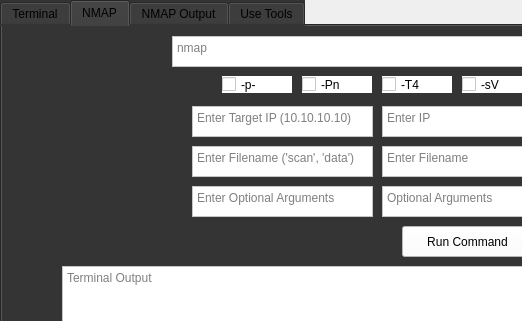
Above: untitled.ui from aaroncf2008/unigui before the change; both pictures show x 0 to 522 and y 0 to 321 of the 999 by 636 pixel window. Below: the same form after it.
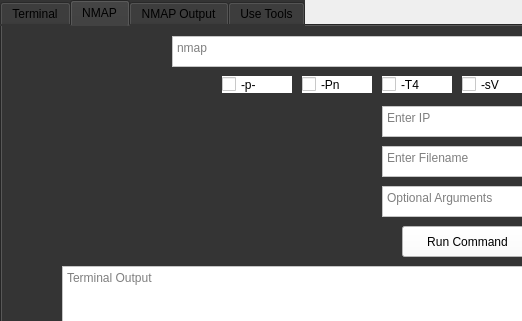
That is the form after the change. The open tabs and pages were chosen to show the change.

What changed in the file:
```diff
--- a/untitled.ui
+++ b/untitled.ui
@@ -396,66 +396,6 @@
       <string>Terminal Output</string>
      </property>
     </widget>
-    <widget class="QTextBrowser" name="textBrowser">
-     <property name="geometry">
-      <rect>
-       <x>190</x>
-       <y>80</y>
-       <width>181</width>
-       <height>31</height>
-      </rect>
-     </property>
-     <property name="styleSheet">
-      <string notr="true">background-color: rgb(255, 255, 255);
-font: 8pt &quot;MS Shell Dlg 2&quot;;</string>
-     </property>
-     <property name="html">
-      <string>&lt;!DOCTYPE HTML PUBLIC &quot;-//W3C//DTD HTML 4.0//EN&quot; &quot;http://www.w3.org/TR/REC-html40/strict.dtd&quot;&gt;
-&lt;html&gt;&lt;head&gt;&lt;meta name=&quot;qrichtext&quot; content=&quot;1&quot; /&gt;&lt;style type=&quot;text/css&quot;&gt;
-p, li { white-space: pre-wrap; }
-&lt;/style&gt;&lt;/head&gt;&lt;body style=&quot; font-family:'MS Shell Dlg 2'; font-size:8pt; font-weight:400; font-style:normal;&quot;&gt;
-&lt;p style=&quot;-qt-paragraph-type:empty; margin-top:0px; margin-bottom:0px; margin-left:0px; margin-right:0px; -qt-block-indent:0; text-indent:0px; font-size:8.25pt;&quot;&gt;&lt;br /&gt;&lt;/p&gt;&lt;/body&gt;&lt;/html&gt;</string>
-     </property>
-     <property name="textInteractionFlags">
-      <set>Qt::NoTextInteraction</set>
-     </property>
-     <property name="placeholderText">
-      <string>Enter Target IP (10.10.10.10)</string>
-     </property>
-     <property name="openLinks">
-      <bool>false</bool>
-     </property>
-    </widget>
-    <widget class="QTextBrowser" name="textBrowser_2">
-     <property name="geometry">
-      <rect>
-       <x>190</x>
-       <y>120</y>
-       <width>181</width>
-       <height>31</height>
-      </rect>
-     </property>
-     <property name="styleSheet">
-      <string notr="true">background-color: rgb(255, 255, 255);
-font: 8pt &quot;MS Shell Dlg 2&quot;;</string>
-     </property>
-     <property name="html">
-      <string>&lt;!DOCTYPE HTML PUBLIC &quot;-//W3C//DTD HTML 4.0//EN&quot; &quot;http://www.w3.org/TR/REC-html40/strict.dtd&quot;&gt;
-&lt;html&gt;&lt;head&gt;&lt;meta name=&quot;qrichtext&quot; content=&quot;1&quot; /&gt;&lt;style type=&quot;text/css&quot;&gt;
-p, li { white-space: pre-wrap; }
-&lt;/style&gt;&lt;/head&gt;&lt;body style=&quot; font-family:'MS Shell Dlg 2'; font-size:8pt; font-weight:400; font-style:normal;&quot;&gt;
-&lt;p style=&quot;-qt-paragraph-type:empty; margin-top:0px; margin-bottom:0px; margin-left:0px; margin-right:0px; -qt-block-indent:0; text-indent:0px; font-size:8.25pt;&quot;&gt;&lt;br /&gt;&lt;/p&gt;&lt;/body&gt;&lt;/html&gt;</string>
-     </property>
-     <property name="textInteractionFlags">
-      <set>Qt::NoTextInteraction</set>
-     </property>
-     <property name="placeholderText">
-      <string>Enter Filename ('scan', 'data')</string>
-     </property>
-     <property name="openLinks">
-      <bool>false</bool>
-     </property>
-    </widget>
     <widget class="QTextEdit" name="optionalarg_2">
      <property name="geometry">
       <rect>
@@ -480,36 +420,6 @@
       <string>Optional Arguments</string>
      </property>
     </widget>
-    <widget class="QTextBrowser" name="textBrowser_3">
-     <property name="geometry">
-      <rect>
-       <x>190</x>
-       <y>160</y>
-       <width>181</width>
-       <height>31</height>
-      </rect>
-     </property>
-     <property name="styleSheet">
-      <string notr="true">background-color: rgb(255, 255, 255);
-font: 8pt &quot;MS Shell Dlg 2&quot;;</string>
-     </property>
-     <property name="html">
-      <string>&lt;!DOCTYPE HTML PUBLIC &quot;-//W3C//DTD HTML 4.0//EN&quot; &quot;http://www.w3.org/TR/REC-html40/strict.dtd&quot;&gt;
-&lt;html&gt;&lt;head&gt;&lt;meta name=&quot;qrichtext&quot; content=&quot;1&quot; /&gt;&lt;style type=&quot;text/css&quot;&gt;
-p, li { white-space: pre-wrap; }
-&lt;/style&gt;&lt;/head&gt;&lt;body style=&quot; font-family:'MS Shell Dlg 2'; font-size:8pt; font-weight:400; font-style:normal;&quot;&gt;
-&lt;p style=&quot;-qt-paragraph-type:empty; margin-top:0px; margin-bottom:0px; margin-left:0px; margin-right:0px; -qt-block-indent:0; text-indent:0px;&quot;&gt;&lt;br /&gt;&lt;/p&gt;&lt;/body&gt;&lt;/html&gt;</string>
-     </property>
-     <property name="textInteractionFlags">
-      <set>Qt::NoTextInteraction</set>
-     </property>
-     <property name="placeholderText">
-      <string>Enter Optional Arguments </string>
-     </property>
-     <property name="openLinks">
-      <bool>false</bool>
-     </property>
-    </widget>
    </widget>
    <widget class="QWidget" name="tab_3">
     <property name="cursor">
```
Left out of the diff: 14 changed lines with no effect on the pictures.
